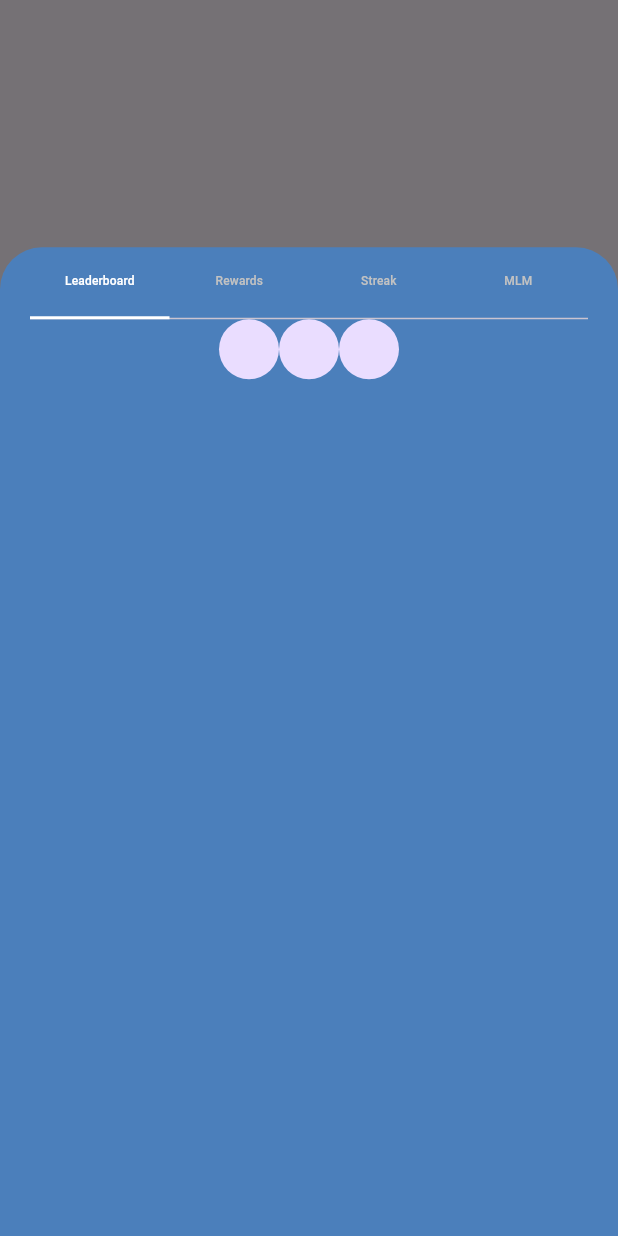
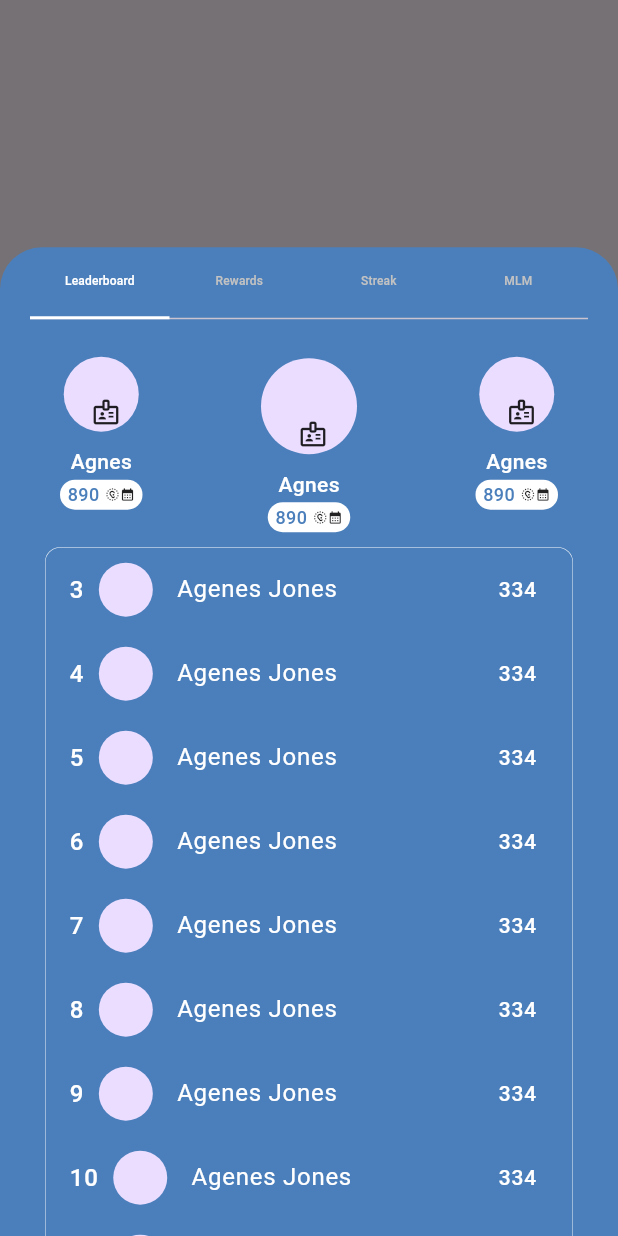
Before and after one commit to SyedMuhammdShah/intellique, a Flutter app: the screen it shows after launch, after a tap on the "add" icon, on a phone screen of 412 x 824 dp. Run offline on Flutter 3.47's test engine with Material 3 defaults, Android fonts, the phone set to English and light mode, and no system bars.

Commit message:
Leaderboard done

```diff
--- a/lib/view/button_screen.dart
+++ b/lib/view/button_screen.dart
@@ -25,7 +25,7 @@ class ButtonScreen extends StatelessWidget {
                 mainAxisAlignment: MainAxisAlignment.center,
                 mainAxisSize: MainAxisSize.min,
                 children: <Widget>[
-                  BottomSheetWithTabs()
+                  BottomSheetWithTabs(),
 
                 ],
               ),
--- /dev/null
+++ b/lib/view/widgets/leaderboard_list.dart
@@ -0,0 +1,35 @@
+import 'package:flutter/material.dart';
+
+class LeaderboardList extends StatelessWidget {
+  const LeaderboardList({super.key});
+
+  @override
+  Widget build(BuildContext context) {
+    return Expanded(
+      child: Container(
+        margin: EdgeInsets.symmetric(horizontal: 30),
+        decoration: BoxDecoration(
+            borderRadius: BorderRadius.only(topRight: Radius.circular(10), topLeft: Radius.circular(10)),
+            // border: Border.all(width: 0.3, color: Colors.white)
+            border: BorderDirectional(top: BorderSide(width: 0.3, color: Colors.white),start: BorderSide(width: 0.3, color: Colors.white), end: BorderSide(width: 0.3, color: Colors.white), )
+        ),
+        child: ListView.builder(
+          itemCount: 20,
+          itemBuilder: (context, index) {
+            return ListTile(
+              leading: Row(
+                mainAxisSize: MainAxisSize.min,
+                children: [
+                  Text("${index+3}", style: TextStyle(color: Colors.white, fontSize: 16),),
+                  SizedBox(width: 10,),
+                  CircleAvatar(radius: 18,),
+                ],
+              ),
+              title: Text("Agenes Jones", style: TextStyle(color: Colors.white, fontSize: 16),),
+              trailing: Text("334", style: TextStyle(color: Colors.white, fontSize: 14),),
+            );
+          },),
+      ),
+    );
+  }
+}
--- a/lib/view/widgets/tabbar.dart
+++ b/lib/view/widgets/tabbar.dart
@@ -1,5 +1,7 @@
 import 'package:flutter/material.dart';
 import 'package:local_package/res/colors.dart';
+import 'package:local_package/view/widgets/leaderboard_list.dart';
+import 'package:local_package/view/widgets/toppers_widget.dart';
 
 class BottomSheetWithTabs extends StatefulWidget {
   @override
@@ -55,14 +57,10 @@ class _BottomSheetWithTabsState extends State<BottomSheetWithTabs> with SingleTi
               children: [
                 Column(
                   children: [
-                    Row(
-                      mainAxisAlignment: MainAxisAlignment.center,
-                      children: [
-                        CircleAvatar(),
-                        CircleAvatar(),
-                        CircleAvatar(),
-                      ],
-                    )
+                    ToppersWidget(),
+                    LeaderboardList()
+
+
                   ],
                 ),
                 Center(child: Text('Content for Tab 2')),
--- /dev/null
+++ b/lib/view/widgets/toppers_widget.dart
@@ -0,0 +1,97 @@
+import 'package:flutter/material.dart';
+import 'package:local_package/res/colors.dart';
+
+class ToppersWidget extends StatelessWidget {
+  const ToppersWidget({super.key});
+
+  @override
+  Widget build(BuildContext context) {
+    return Padding(
+      padding: const EdgeInsets.symmetric(horizontal: 40, vertical: 10),
+      child: Row(
+        mainAxisAlignment: MainAxisAlignment.spaceBetween,
+        children: [
+          secondThirdPersons(context),
+
+          firstPerson(context),
+
+          secondThirdPersons(context),
+        ],
+      ),
+    );
+  }
+}
+
+class RewardsWidget extends StatelessWidget {
+  const RewardsWidget({super.key});
+
+  @override
+  Widget build(BuildContext context) {
+    return Container(
+      height: 20,
+      width: 55,
+      decoration: BoxDecoration(color: Colors.white,
+        borderRadius: BorderRadius.circular(10),
+
+      ),
+      child: Padding(
+        padding: const EdgeInsets.symmetric(horizontal: 5),
+        child: Row(
+          mainAxisAlignment: MainAxisAlignment.spaceBetween,
+          children: [
+            Text("890", style: TextStyle(fontSize: 12 ,color: AppColors.mainColor, fontWeight: FontWeight.w500),),
+            Row(
+              children: [
+                Icon(Icons.noise_aware, size: 10,),
+                Icon(Icons.calendar_month, size: 10,),
+              ],
+            )
+          ],
+        ),
+      ),
+    );
+  }
+}
+
+Widget secondThirdPersons(BuildContext context){
+  return Stack(
+    children: [
+      Column(
+        children: [
+          CircleAvatar(maxRadius: 25,),
+          SizedBox(height: 10,),
+          Text("Agnes", style: TextStyle(fontWeight: FontWeight.w500, color: Colors.white),),
+          SizedBox(height: 2,),
+          RewardsWidget()
+        ],
+      ),
+      Positioned(
+          left: MediaQuery.of(context).size.width * 0.05,
+          bottom: MediaQuery.of(context).size.height * 0.067,
+          child: Icon(Icons.badge_outlined, size: 20,))
+    ],
+  );
+}
+
+Widget firstPerson(BuildContext context){
+  return Stack(
+    children: [
+      Padding(
+        padding: const EdgeInsets.only(top: 16),
+        child: Column(
+          children: [
+            CircleAvatar(maxRadius: 32,),
+            SizedBox(height: 10,),
+            Text("Agnes", style: TextStyle(fontWeight: FontWeight.w500, color: Colors.white),),
+            SizedBox(height: 2,),
+            RewardsWidget()
+          ],
+        ),
+      ),
+      Positioned(
+          left: MediaQuery.of(context).size.width * 0.06,
+          bottom: MediaQuery.of(context).size.height * 0.067,
+          child: Icon(Icons.badge_outlined, size: 20,))
+    ],
+  );
+}
```
